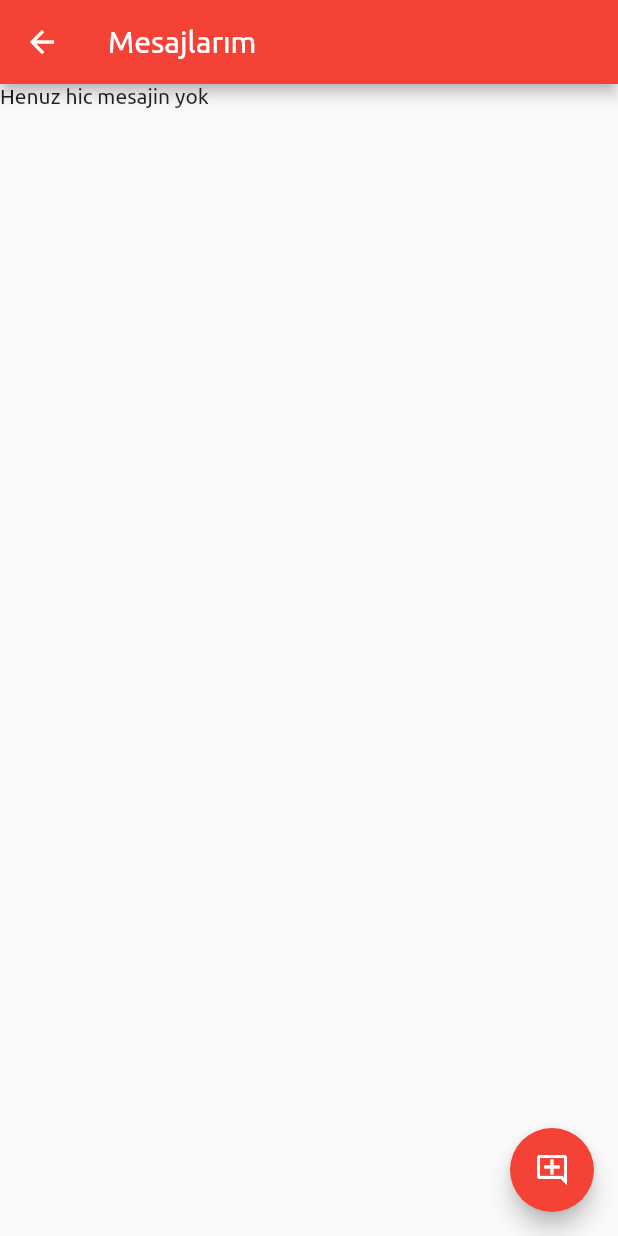
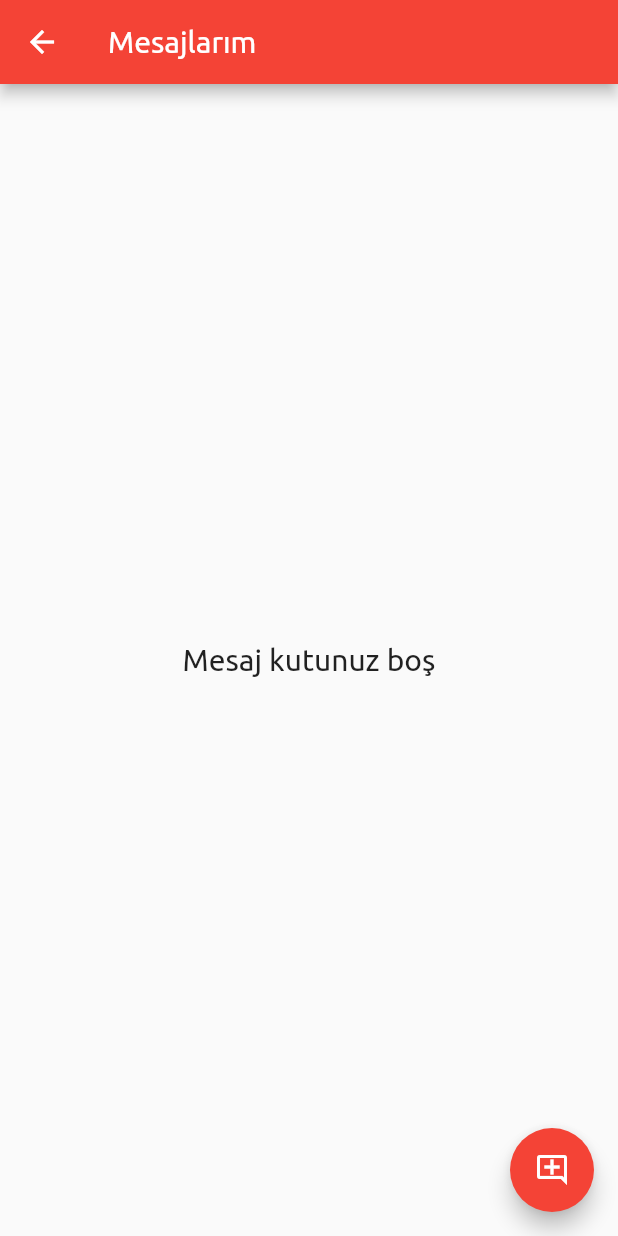
Before and after one commit to Feanor99/Ktu-Final-Project, a Flutter app: the Messages screen opened directly, on a phone screen of 412 x 824 dp. Run offline on Flutter 3.47's test engine with Material 2 defaults, Android fonts, the phone set to English and light mode, and no system bars; our stand-ins replace awesome_dialog, cloud_firestore, contacts_service, firebase_auth, firebase_core, firebase_messaging and 6 more; missing offline and left inert: encrypt; accounts and stored records are empty.

Commit message:
message screen design change

```diff
--- a/lib/screens/messages.dart
+++ b/lib/screens/messages.dart
@@ -107,7 +107,11 @@ class _MessagesState extends State<Messages> {
                 );
               },
             )
-          : Text("Henuz hic mesajin yok"),
+          : Center(
+              child: Text(
+              "Mesaj kutunuz boş",
+              style: TextStyle(fontSize: 20),
+            )),
       floatingActionButton: FloatingActionButton(
         child: Icon(Icons.add_comment_outlined),
         onPressed: () => Navigator.push(
```
Also changed, not shown: lib/screens/dm_room.dart (+29 -10 lines).
